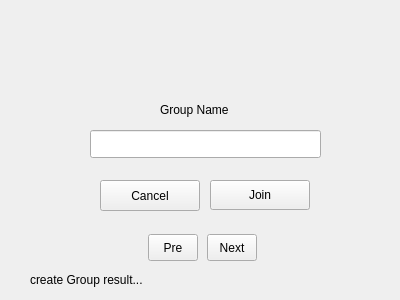
This is creategrouppage.ui in borhanem/Messenger_Void_13 as Qt 5 draws it before an edit. The edited form follows.
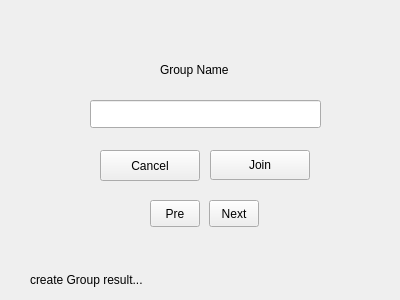
This is the edited form.

```diff
--- a/creategrouppage.ui
+++ b/creategrouppage.ui
@@ -23,8 +23,8 @@
    <property name="geometry">
     <rect>
      <x>160</x>
-     <y>100</y>
-     <width>111</width>
+     <y>60</y>
+     <width>91</width>
      <height>20</height>
     </rect>
    </property>
@@ -36,7 +36,7 @@
    <property name="geometry">
     <rect>
      <x>90</x>
-     <y>130</y>
+     <y>100</y>
      <width>231</width>
      <height>28</height>
     </rect>
@@ -59,9 +59,9 @@
    <property name="geometry">
     <rect>
      <x>210</x>
-     <y>170</y>
+     <y>140</y>
      <width>100</width>
-     <height>61</height>
+     <height>41</height>
     </rect>
    </property>
    <property name="currentIndex">
@@ -113,8 +113,8 @@
   <widget class="QToolButton" name="tojoin_tbn">
    <property name="geometry">
     <rect>
-     <x>207</x>
-     <y>234</y>
+     <x>209</x>
+     <y>200</y>
      <width>50</width>
      <height>27</height>
     </rect>
@@ -132,8 +132,8 @@
   <widget class="QToolButton" name="tocreate_tbn">
    <property name="geometry">
     <rect>
-     <x>148</x>
-     <y>234</y>
+     <x>150</x>
+     <y>200</y>
      <width>50</width>
      <height>27</height>
     </rect>
@@ -152,7 +152,7 @@
    <property name="geometry">
     <rect>
      <x>100</x>
-     <y>180</y>
+     <y>150</y>
      <width>100</width>
      <height>31</height>
     </rect>
```
